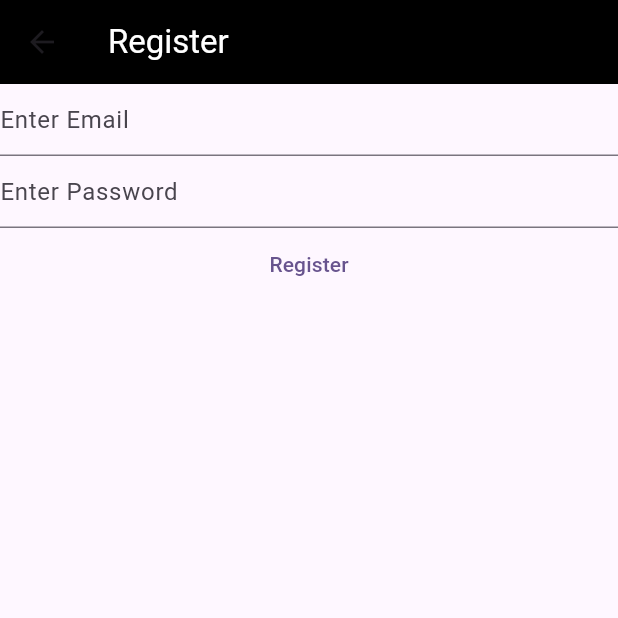
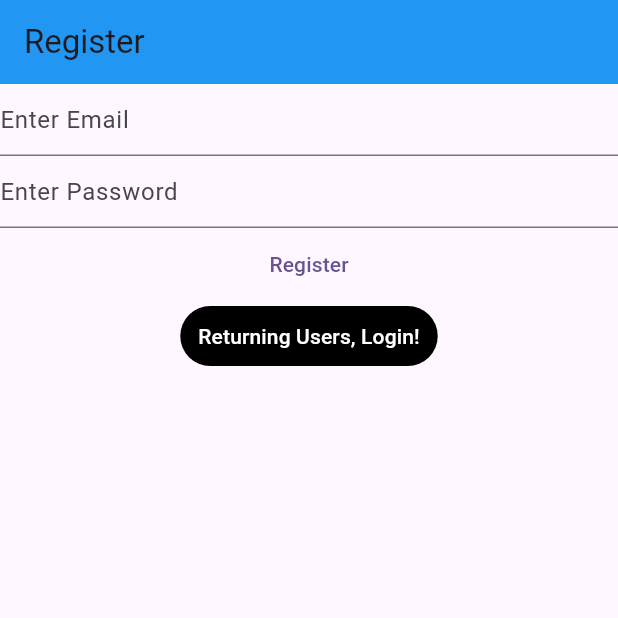
Before and after one commit to DillonFarber/flutter_mylistapp, a Flutter app: the RegisterView screen opened directly, on a phone screen of 412 x 824 dp, the top half of it. Run offline on Flutter 3.47's test engine with Material 2 defaults, Android fonts, the phone set to English and light mode, and no system bars; our stand-ins replace firebase_auth, firebase_core; accounts and stored records are empty.

Commit message:
Added verify_email_view.dart, along with modifications to login and register views

```diff
--- a/lib/views/register_view.dart
+++ b/lib/views/register_view.dart
@@ -32,19 +32,10 @@ class _RegisterViewState extends State<RegisterView> {
   Widget build(BuildContext context) {
     return Scaffold(
       appBar: AppBar(
-        title: const Text(
-          "Register",
-          style: TextStyle(color: Colors.white),
+        title: const Text('Register'),
+        backgroundColor: Colors.blue,
       ),
-        backgroundColor: Colors.black,
-      ),
-      body: FutureBuilder(
-        future: Firebase.initializeApp(
-            options: DefaultFirebaseOptions.currentPlatform),
-        builder: (context, snapshot) {
-          switch (snapshot.connectionState) {
-            case ConnectionState.done:
-              return Column(
+      body: Column(
         children: [
           TextField(
             controller: _email,
@@ -58,8 +49,7 @@ class _RegisterViewState extends State<RegisterView> {
             obscureText: true,
             enableSuggestions: true,
             autocorrect: false,
-                    decoration:
-                        const InputDecoration(hintText: 'Enter Password'),
+            decoration: const InputDecoration(hintText: 'Enter Password'),
           ),
           TextButton(
             onPressed: () async {
@@ -84,12 +74,22 @@ class _RegisterViewState extends State<RegisterView> {
             },
             child: const Text('Register'),
           ),
+          TextButton(
+            style: const ButtonStyle(
+              alignment: Alignment.center,
+              elevation: MaterialStatePropertyAll(10),
+              backgroundColor: MaterialStatePropertyAll(Colors.black),
+            ),
+            onPressed: () {
+              Navigator.of(context)
+                  .pushNamedAndRemoveUntil('/login', (route) => false);
+            },
+            child: const Text(
+              'Returning Users, Login!',
+              style: TextStyle(color: Colors.white),
+            ),
+          )
         ],
-              );
-            default:
-              return const Text('Loading...');
-          }
-        },
       ),
     );
   }
```
Also changed, not shown: lib/main.dart (+44 -14 lines), lib/views/login_view.dart (+15 -32 lines), lib/views/verify_email_view.dart (added). Lines whose indentation alone changed are shown as unchanged.
